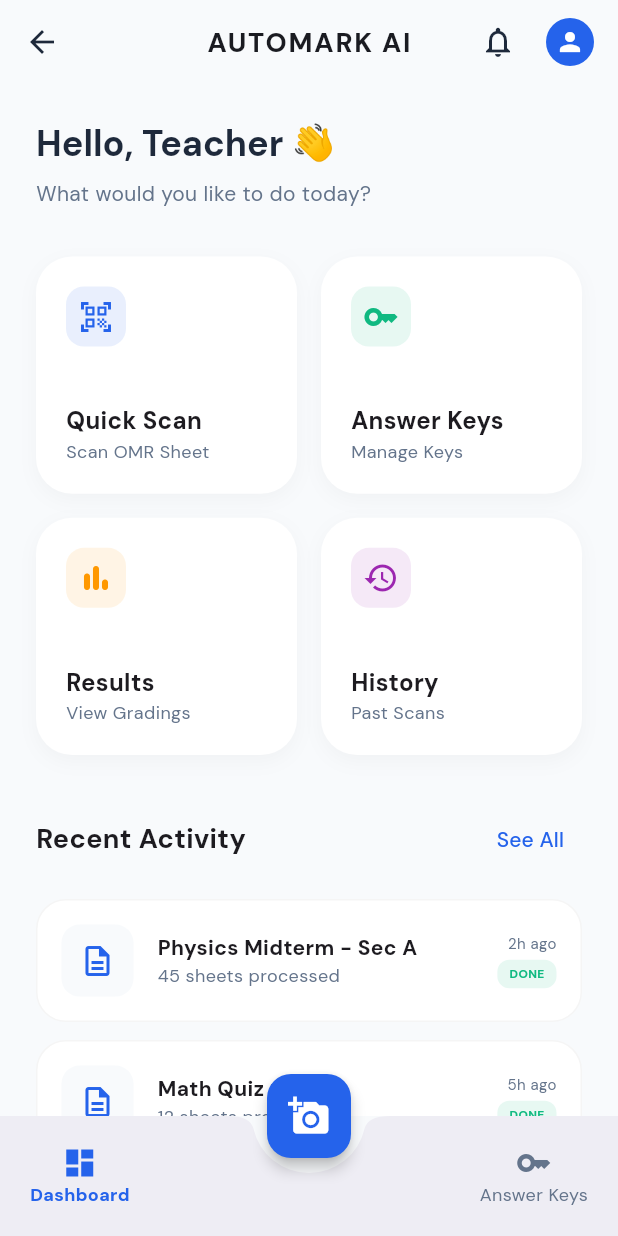
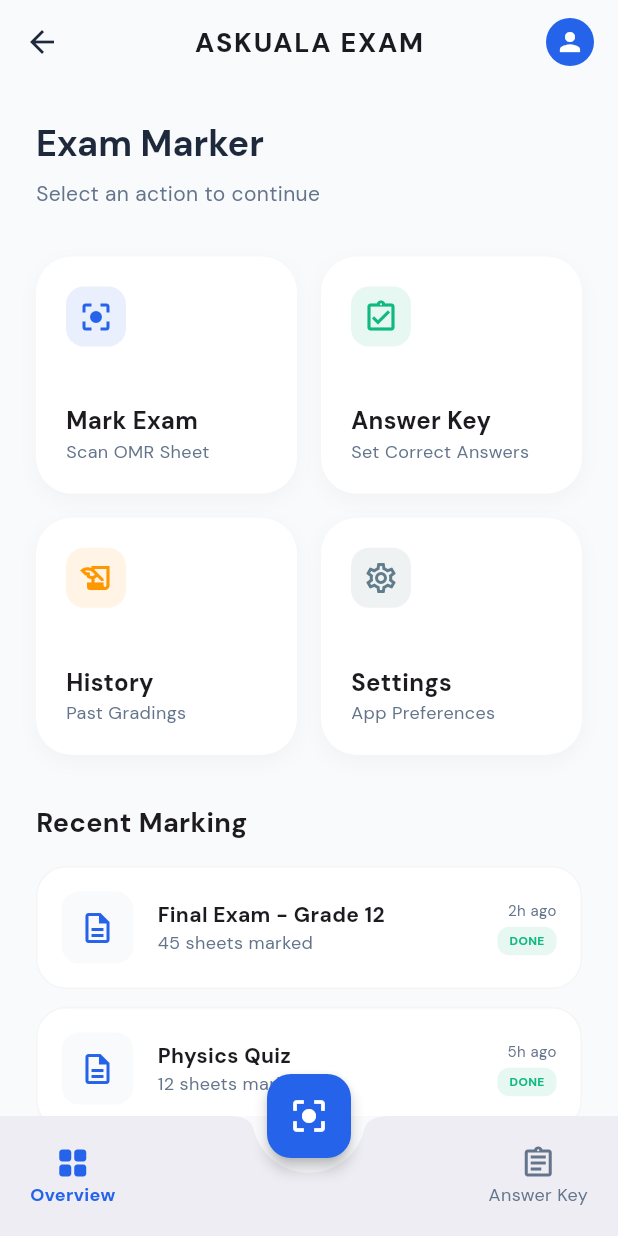
Before and after one commit to henokashenafi/automark, a Flutter app: the screen it shows after launch, after a tap on "Sign In", on a phone screen of 412 x 824 dp. Run offline on Flutter 3.47's test engine with Material 3 defaults, Android fonts, the phone set to English and light mode, and no system bars; drawn by our look-alikes of flutter_animate; our stand-ins replace google_fonts, image_picker.

Commit message:
feat: implement premium Exam Marking mobile app and refactor ai-service

```diff
--- a/mobile/lib/core/api_service.dart
+++ b/mobile/lib/core/api_service.dart
@@ -3,7 +3,7 @@
 import 'dart:convert';
 
 class ApiService {
-  static const String baseUrl = 'http://10.47.82.18:8000'; // Your local IP
+  static const String baseUrl = 'http://192.168.1.8:8000'; // Your local IP
 
   Future<Map<String, dynamic>> processOMR(File imageFile) async {
     try {
--- a/mobile/lib/core/main_scaffold.dart
+++ b/mobile/lib/core/main_scaffold.dart
@@ -31,7 +31,7 @@
         onPressed: () => setState(() => _selectedIndex = 2),
         backgroundColor: _selectedIndex == 2 ? AskualaTheme.secondaryColor : AskualaTheme.primaryColor,
         elevation: 4,
-        child: const Icon(Icons.add_a_photo, color: Colors.white, size: 28),
+        child: const Icon(Icons.center_focus_strong, color: Colors.white, size: 28),
       ),
       floatingActionButtonLocation: FloatingActionButtonLocation.centerDocked,
       bottomNavigationBar: BottomAppBar(
@@ -44,9 +44,9 @@
           child: Row(
             mainAxisAlignment: MainAxisAlignment.spaceBetween,
             children: [
-              _buildNavItem(0, Icons.dashboard_outlined, Icons.dashboard, 'Dashboard'),
+              _buildNavItem(0, Icons.grid_view_outlined, Icons.grid_view_rounded, 'Overview'),
               const SizedBox(width: 40), // Space for FAB
-              _buildNavItem(1, Icons.key_outlined, Icons.key, 'Answer Keys'),
+              _buildNavItem(1, Icons.assignment_outlined, Icons.assignment, 'Answer Key'),
             ],
           ),
         ),
--- a/mobile/lib/features/answer_key/answer_key_page.dart
+++ b/mobile/lib/features/answer_key/answer_key_page.dart
@@ -1,5 +1,6 @@
 import 'package:flutter/material.dart';
 import 'package:flutter_animate/flutter_animate.dart';
+import 'package:google_fonts/google_fonts.dart';
 import '../../core/theme.dart';
 
 class AnswerKeyPage extends StatefulWidget {
@@ -19,29 +20,33 @@
   Widget build(BuildContext context) {
     return Scaffold(
       backgroundColor: AskualaTheme.backgroundColor,
+      appBar: AppBar(
+        title: Text(
+          'SET ANSWER KEY',
+          style: GoogleFonts.dmSans(fontWeight: FontWeight.bold, fontSize: 18),
+        ),
+      ),
       body: SafeArea(
         child: CustomScrollView(
           slivers: [
             SliverToBoxAdapter(
               child: Padding(
-                padding: const EdgeInsets.all(24.0),
+                padding: const EdgeInsets.symmetric(horizontal: 24.0, vertical: 16.0),
                 child: Column(
                   crossAxisAlignment: CrossAxisAlignment.start,
                   children: [
-                    Text(
-                      'Setup Answer Key',
-                      style: Theme.of(context).textTheme.headlineMedium,
-                    ).animate().fade().slideX(),
-                    const SizedBox(height: 8),
                     const Text(
-                      'Define the correct answers for your exam.',
-                      style: TextStyle(color: AskualaTheme.mutedTextColor),
+                      'Exam Settings',
+                      style: TextStyle(
+                        fontWeight: FontWeight.bold,
+                        fontSize: 18,
+                      ),
                     ),
-                    const SizedBox(height: 24),
+                    const SizedBox(height: 16),
                     _buildSettingsCard(),
                     const SizedBox(height: 32),
                     const Text(
-                      'Questions & Answers',
+                      'Correct Answers',
                       style: TextStyle(
                         fontWeight: FontWeight.bold,
                         fontSize: 18,
@@ -61,49 +66,57 @@
                 ),
               ),
             ),
-            const SliverToBoxAdapter(child: SizedBox(height: 100)),
+            const SliverToBoxAdapter(child: SizedBox(height: 120)),
           ],
         ),
       ),
       floatingActionButton: FloatingActionButton.extended(
         onPressed: () {
           ScaffoldMessenger.of(context).showSnackBar(
-            const SnackBar(content: Text('Answer Key Saved Successfully!'), backgroundColor: AskualaTheme.secondaryColor),
+            const SnackBar(
+              content: Text('Answer Key Saved Successfully!'),
+              backgroundColor: AskualaTheme.secondaryColor,
+              behavior: SnackBarBehavior.floating,
+            ),
           );
         },
-        label: const Text('Save Answer Key', style: TextStyle(color: Colors.white)),
-        icon: const Icon(Icons.save, color: Colors.white),
+        label: const Text('Save Changes', style: TextStyle(color: Colors.white, fontWeight: FontWeight.bold)),
+        icon: const Icon(Icons.check_circle_outline, color: Colors.white),
         backgroundColor: AskualaTheme.primaryColor,
-      ).animate().scale(delay: 500.ms),
+      ).animate().scale(delay: 400.ms),
     );
   }
 
   Widget _buildSettingsCard() {
     return Container(
-      padding: const EdgeInsets.all(20),
+      padding: const EdgeInsets.all(24),
       decoration: BoxDecoration(
         color: Colors.white,
         borderRadius: BorderRadius.circular(24),
         boxShadow: [
           BoxShadow(
-            color: Colors.black.withOpacity(0.05),
+            color: Colors.black.withOpacity(0.04),
             blurRadius: 20,
-            offset: const Offset(0, 10),
+            offset: const Offset(0, 8),
           ),
         ],
       ),
       child: Column(
         children: [
-          _buildInputField('Exam Type', _examType, (val) => setState(() => _examType = val)),
-          const Divider(height: 32),
+          _buildInputField('Exam Name', _examType, (val) => setState(() => _examType = val)),
+          const Padding(
+            padding: EdgeInsets.symmetric(vertical: 16.0),
+            child: Divider(height: 1),
+          ),
           Row(
             children: [
               Expanded(
                 child: _buildNumberField('Questions', _questionCount, (val) => setState(() => _questionCount = val)),
               ),
+              Container(width: 1, height: 40, color: Colors.grey.shade100),
               const SizedBox(width: 16),
               Expanded(
-                child: _buildNumberField('Total Marks', _totalMarks.toInt(), (val) => setState(() => _totalMarks = val.toDouble())),
+                child: _buildNumberField('Marks', _totalMarks.toInt(), (val) => setState(() => _totalMarks = val.toDouble())),
               ),
             ],
           ),
--- a/mobile/lib/features/auth/login_page.dart
+++ b/mobile/lib/features/auth/login_page.dart
@@ -33,6 +33,7 @@
           ).animate().scale(duration: 1200.ms, curve: Curves.easeOutBack),
 
           SafeArea(
+            child: SingleChildScrollView(
               child: Padding(
                 padding: const EdgeInsets.symmetric(horizontal: 24.0),
                 child: Column(
@@ -58,14 +59,14 @@
                               ],
                             ),
                             child: const Icon(
-                            Icons.auto_awesome,
+                              Icons.fact_check,
                               color: Colors.white,
                               size: 40,
                             ),
                           ).animate().fade().slideY(begin: 0.2),
                           const SizedBox(height: 20),
                           Text(
-                          'AUTOMARK AI',
+                            'ASKUALA EXAM',
                             style: Theme.of(context).textTheme.displayLarge?.copyWith(
                               letterSpacing: 2,
                               fontSize: 24,
@@ -78,13 +79,13 @@
                     const SizedBox(height: 60),
 
                     Text(
-                    'Welcome back',
+                      'Exam Marker',
                       style: Theme.of(context).textTheme.headlineMedium,
                     ).animate().fade(delay: 300.ms).slideX(begin: -0.1),
 
                     const SizedBox(height: 8),
                     Text(
-                    'Login to manage your OMR scans',
+                      'Log in to start marking sheets',
                       style: TextStyle(color: AskualaTheme.mutedTextColor),
                     ).animate().fade(delay: 400.ms),
 
@@ -93,7 +94,7 @@
                     // Login Form
                     const TextField(
                       decoration: InputDecoration(
-                      hintText: 'Email address',
+                        hintText: 'Email',
                         prefixIcon: Icon(Icons.email_outlined, size: 20),
                       ),
                     ).animate().fade(delay: 500.ms).slideY(begin: 0.1),
@@ -115,15 +116,6 @@
                       ),
                     ).animate().fade(delay: 600.ms).slideY(begin: 0.1),
 
-                  const SizedBox(height: 12),
-                  Align(
-                    alignment: Alignment.centerRight,
-                    child: TextButton(
-                      onPressed: () {},
-                      child: const Text('Forgot Password?'),
-                    ),
-                  ).animate().fade(delay: 700.ms),
-
                     const SizedBox(height: 32),
 
                     ElevatedButton(
@@ -133,7 +125,7 @@
                       child: const Text('Sign In'),
                     ).animate().fade(delay: 800.ms).scale(begin: const Offset(0.95, 0.95)),
 
-                  const Spacer(),
+                    const SizedBox(height: 40),
 
                     Center(
                       child: Text(
@@ -150,6 +142,7 @@
                 ),
               ),
             ),
+          ),
         ],
       ),
     );
--- a/mobile/lib/features/dashboard/dashboard_page.dart
+++ b/mobile/lib/features/dashboard/dashboard_page.dart
@@ -12,7 +12,7 @@
       backgroundColor: AskualaTheme.backgroundColor,
       appBar: AppBar(
         title: Text(
-          'AUTOMARK AI',
+          'ASKUALA EXAM',
           style: GoogleFonts.dmSans(
             fontWeight: FontWeight.w800,
             fontSize: 18,
@@ -20,11 +20,6 @@
           ),
         ),
         actions: [
-          IconButton(
-            onPressed: () {},
-            icon: const Icon(Icons.notifications_outlined),
-          ),
-          const SizedBox(width: 8),
           const CircleAvatar(
             radius: 16,
             backgroundColor: AskualaTheme.primaryColor,
@@ -39,12 +34,12 @@
           crossAxisAlignment: CrossAxisAlignment.start,
           children: [
             Text(
-              'Hello, Teacher 👋',
+              'Exam Marker',
               style: Theme.of(context).textTheme.headlineMedium,
             ).animate().fade().slideX(),
             const SizedBox(height: 8),
             const Text(
-              'What would you like to do today?',
+              'Select an action to continue',
               style: TextStyle(color: AskualaTheme.mutedTextColor),
             ).animate().fade(delay: 200.ms),
 
@@ -61,37 +56,37 @@
               children: [
                 _buildBentoCard(
                   context,
-                  title: 'Quick Scan',
+                  title: 'Mark Exam',
                   subtitle: 'Scan OMR Sheet',
-                  icon: Icons.qr_code_scanner,
+                  icon: Icons.center_focus_strong,
                   color: AskualaTheme.primaryColor,
                   delay: 300.ms,
                   onTap: () => Navigator.pushNamed(context, '/scan'),
                 ),
                 _buildBentoCard(
                   context,
-                  title: 'Answer Keys',
-                  subtitle: 'Manage Keys',
-                  icon: Icons.key_outlined,
+                  title: 'Answer Key',
+                  subtitle: 'Set Correct Answers',
+                  icon: Icons.assignment_turned_in_outlined,
                   color: AskualaTheme.secondaryColor,
                   delay: 400.ms,
                   onTap: () {},
                 ),
                 _buildBentoCard(
                   context,
-                  title: 'Results',
-                  subtitle: 'View Gradings',
-                  icon: Icons.bar_chart_rounded,
+                  title: 'History',
+                  subtitle: 'Past Gradings',
+                  icon: Icons.history_edu,
                   color: Colors.orange,
                   delay: 500.ms,
                   onTap: () {},
                 ),
                 _buildBentoCard(
                   context,
-                  title: 'History',
-                  subtitle: 'Past Scans',
-                  icon: Icons.history,
-                  color: Colors.purple,
+                  title: 'Settings',
+                  subtitle: 'App Preferences',
+                  icon: Icons.settings_outlined,
+                  color: Colors.blueGrey,
                   delay: 600.ms,
                   onTap: () {},
                 ),
@@ -100,37 +95,27 @@
 
             const SizedBox(height: 32),
 
-            // Recent Activity Section
-            Row(
-              mainAxisAlignment: MainAxisAlignment.spaceBetween,
-              children: [
-                Text(
-                  'Recent Activity',
-                  style: GoogleFonts.dmSans(
-                    fontSize: 18,
-                    fontWeight: FontWeight.bold,
-                  ),
-                ),
-                const Spacer(),
-                TextButton(
-                  onPressed: () {},
-                  child: const Text('See All'),
-                ),
-              ],
+            // Recent Marking Section
+            Text(
+              'Recent Marking',
+              style: GoogleFonts.dmSans(
+                fontSize: 18,
+                fontWeight: FontWeight.bold,
+              ),
             ).animate().fade(delay: 700.ms),
 
             const SizedBox(height: 16),
 
             _buildActivityItem(
-              title: 'Physics Midterm - Sec A',
-              subtitle: '45 sheets processed',
+              title: 'Final Exam - Grade 12',
+              subtitle: '45 sheets marked',
               time: '2h ago',
               status: 'Completed',
             ).animate().fade(delay: 800.ms).slideY(begin: 0.1),
 
             _buildActivityItem(
-              title: 'Math Quiz #3',
-              subtitle: '12 sheets processed',
+              title: 'Physics Quiz',
+              subtitle: '12 sheets marked',
               time: '5h ago',
               status: 'Completed',
             ).animate().fade(delay: 900.ms).slideY(begin: 0.1),
--- a/mobile/lib/features/scan/scan_page.dart
+++ b/mobile/lib/features/scan/scan_page.dart
@@ -77,7 +77,7 @@
                 const Icon(Icons.check_circle, color: AskualaTheme.secondaryColor, size: 32),
                 const SizedBox(width: 12),
                 Text(
-                  'Analysis Complete',
+                  'Exam Marked',
                   style: Theme.of(context).textTheme.headlineMedium,
                 ),
               ],
@@ -147,9 +147,15 @@
   @override
   Widget build(BuildContext context) {
     return Scaffold(
+      appBar: AppBar(
+        title: Text(
+          'MARK EXAM',
+          style: GoogleFonts.dmSans(fontWeight: FontWeight.bold, fontSize: 18),
+        ),
+      ),
       body: SafeArea(
         child: Padding(
-          padding: const EdgeInsets.all(24.0),
+          padding: const EdgeInsets.symmetric(horizontal: 24.0, vertical: 8.0),
           child: Column(
             children: [
               Expanded(
--- a/mobile/pubspec.yaml
+++ b/mobile/pubspec.yaml
@@ -19,7 +19,7 @@
 version: 1.0.0+1
 
 environment:
-  sdk: ^3.10.8
+  sdk: '>=3.10.4 <4.0.0'
 
 # Dependencies specify other packages that your package needs in order to work.
 # To automatically upgrade your package dependencies to the latest versions
```
Also changed, not shown: mobile/pubspec.lock, 2 other files. Lines whose indentation alone changed are shown as unchanged.
